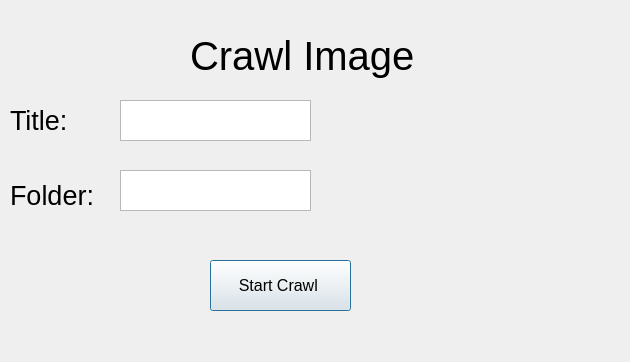
Old version of the form main.ui in the repository itachi176/crawl_image.
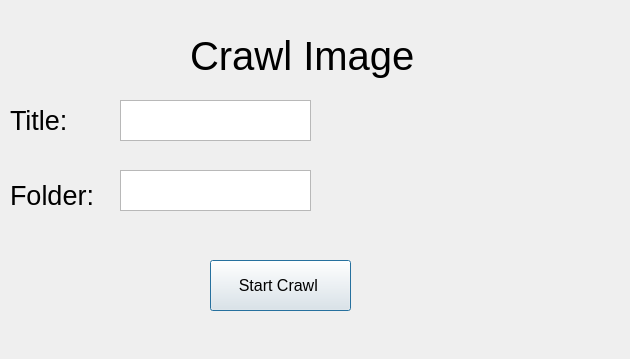
New version of the form. Icons and pictures are not drawn.

Patch:
```diff
--- a/main.ui
+++ b/main.ui
@@ -7,7 +7,7 @@
     <x>0</x>
     <y>0</y>
     <width>630</width>
-    <height>362</height>
+    <height>359</height>
    </rect>
   </property>
   <property name="font">
```
